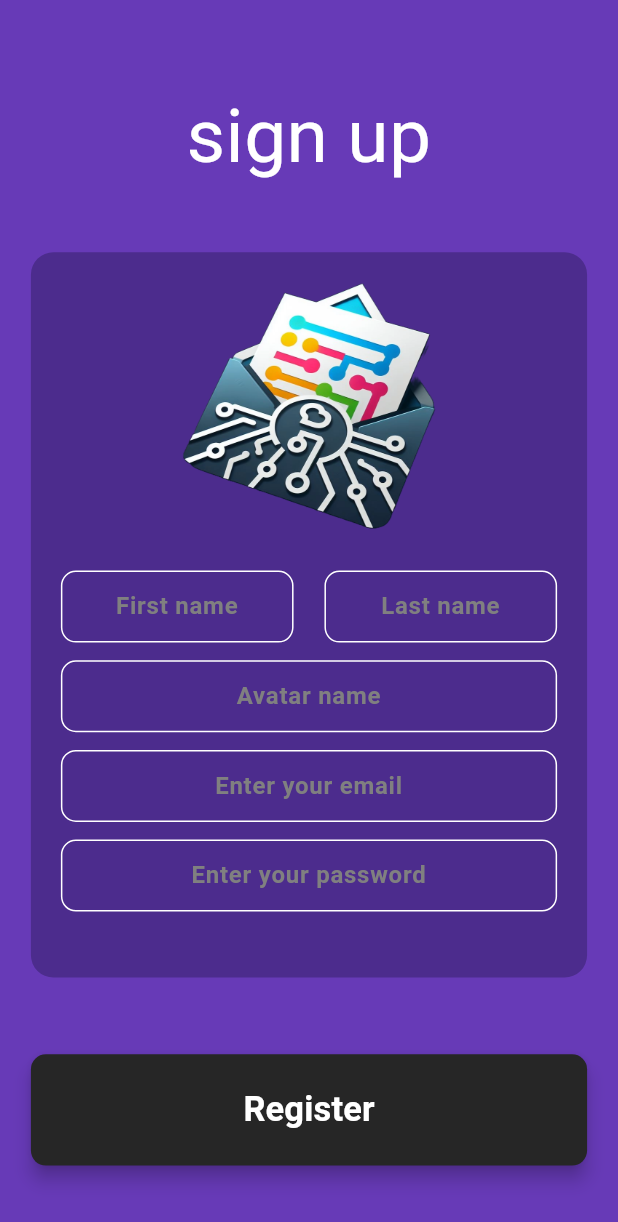
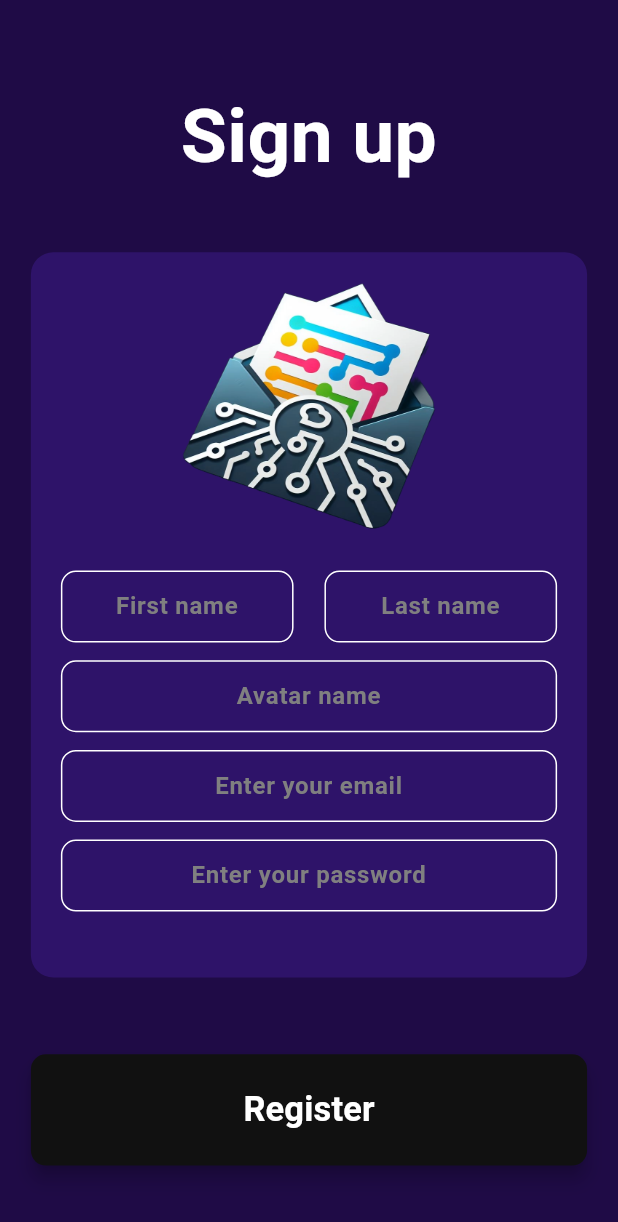
Before and after one commit to bayehyg/chat-app, a Flutter app: the screen it shows after launch, after a tap on "Register", on a phone screen of 412 x 824 dp. Shown: the top 1222 px of the screen. Run offline on Flutter 3.47's test engine with Material 3 defaults, Android fonts, the phone set to English and light mode, and no system bars; drawn by our look-alikes of modal_progress_hud_nsn; our stand-ins replace cloud_firestore, file_picker, firebase_auth, firebase_core, flutter_chat_types, flutter_chat_ui and 4 more; missing offline and left inert: avatar_stack, random_avatar; accounts and stored records are empty; generated files the repository leaves out were written again.

Commit message:
bug fixes and ui editing

```diff
--- a/lib/firestore_adapter.dart
+++ b/lib/firestore_adapter.dart
@@ -89,11 +89,11 @@ class FirestoreAdapter {
     return conversationRef.id;
   }
 
-  Future<Map<String, dynamic>> initialFetch() async {
+  Future<Map<String, dynamic>> initialFetch(String id) async {
     final items = <String, dynamic>{};
     final snapshot = await _firestore
         .collection("conversations")
-        .where("participantIds", arrayContains: "123456789")
+        .where("participantIds", arrayContains: id)
         .get();
 
     for (var doc in snapshot.docs) {
--- a/lib/main.dart
+++ b/lib/main.dart
@@ -23,6 +23,7 @@ class FlashChat extends StatelessWidget {
   @override
   Widget build(BuildContext context) {
     return MaterialApp(
+      debugShowCheckedModeBanner: false,
       theme: kMainThemeData,
       initialRoute: WelcomeScreen.id,
       routes: {
--- a/lib/screens/background.dart
+++ b/lib/screens/background.dart
@@ -12,7 +12,7 @@ class CustomBackground extends StatelessWidget {
         fit: StackFit.expand,
         children: [
           Container(
-            decoration: const BoxDecoration(color: Color(0xff673AB7)),
+            decoration: const BoxDecoration(color: Color(0xff1f0b46)),
           ),
           body,
         ],
--- a/lib/screens/chat_screen.dart
+++ b/lib/screens/chat_screen.dart
@@ -65,7 +65,7 @@ class _ChatScreenState extends State<ChatScreen> {
       return;
     }
     myUser = UserManager.instance.currentChatUser!;
-    itemsMaps = await firestore.initialFetch();
+    itemsMaps = await firestore.initialFetch(myUser.id);
     itemsMaps.forEach((key, val) {
       firestore.listenForMessageChanges(key).listen((snapshot) {
         setState(() {});
@@ -100,6 +100,7 @@ class _ChatScreenState extends State<ChatScreen> {
           users.add(user);
         }
       }
+      if (unread > 0) CustomBottomNav.notifications = true;
       if (isjustNotifications && unread < 1) return;
       items.add({
         'convoId': entry.key,
--- a/lib/screens/registration_screen.dart
+++ b/lib/screens/registration_screen.dart
@@ -64,9 +64,12 @@ class _RegistrationScreenState extends State<RegistrationScreen> {
                 padding: EdgeInsets.only(
                     top: heightReference / 15, bottom: heightReference / 20),
                 child: Text(
-                  "sign up",
+                  "Sign up",
                   textAlign: TextAlign.center,
-                  style: TextStyle(fontSize: 50, color: Colors.white),
+                  style: TextStyle(
+                      fontSize: 50,
+                      color: Colors.white,
+                      fontWeight: FontWeight.bold),
                 ),
               ),
               ModalProgressHUD(
@@ -79,7 +82,7 @@ class _RegistrationScreenState extends State<RegistrationScreen> {
                   child: Container(
                     padding: EdgeInsets.all(20),
                     decoration: BoxDecoration(
-                        color: Color(0xff4C2C8D),
+                        color: Color(0xff2e1369),
                         borderRadius: BorderRadius.circular(15)),
                     child: Column(
                       mainAxisSize: MainAxisSize.min,
@@ -190,7 +193,7 @@ class _RegistrationScreenState extends State<RegistrationScreen> {
                 ),
               ),
               RoundedButton(
-                color: Color(0xff262626),
+                color: Color(0xff111111),
                 title: 'Register',
                 onPress: () async {
                   setState(() {
--- a/lib/screens/welcome_screen.dart
+++ b/lib/screens/welcome_screen.dart
@@ -47,17 +47,16 @@ class _WelcomeScreenState extends State<WelcomeScreen>
                 Hero(
                   tag: 'logo',
                   child: SizedBox(
-                    height: animation.value * 100,
+                    height: animation.value * 150,
                     child: Image.asset('images/logo.png'),
                   ),
                 ),
                 const SizedBox(
                   height: 40,
                 ),
-                Text(
-                  ' Flash Chat',
-                  style: kLogoTextStyle,
-                ),
+                Text('CodeBand',
+                    style: kLogoTextStyle.copyWith(
+                        fontSize: 60, color: const Color(0xfff1f1f1))),
               ],
             ),
             SizedBox(
```
Also changed, not shown: lib/components/bottomNavigation.dart (+20 -16 lines).
